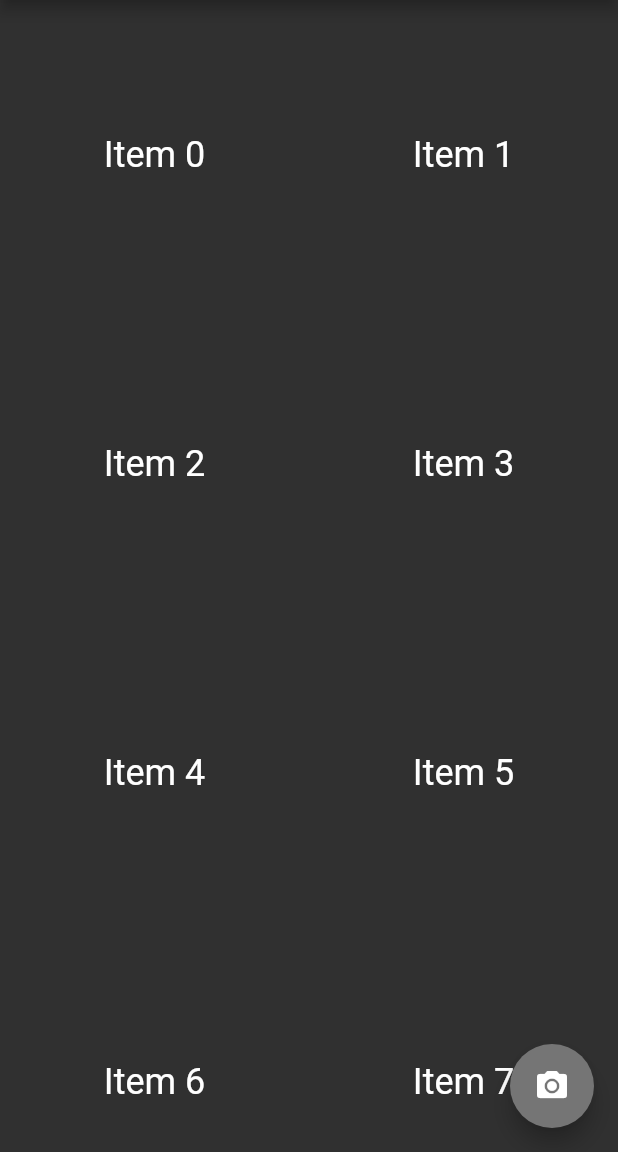
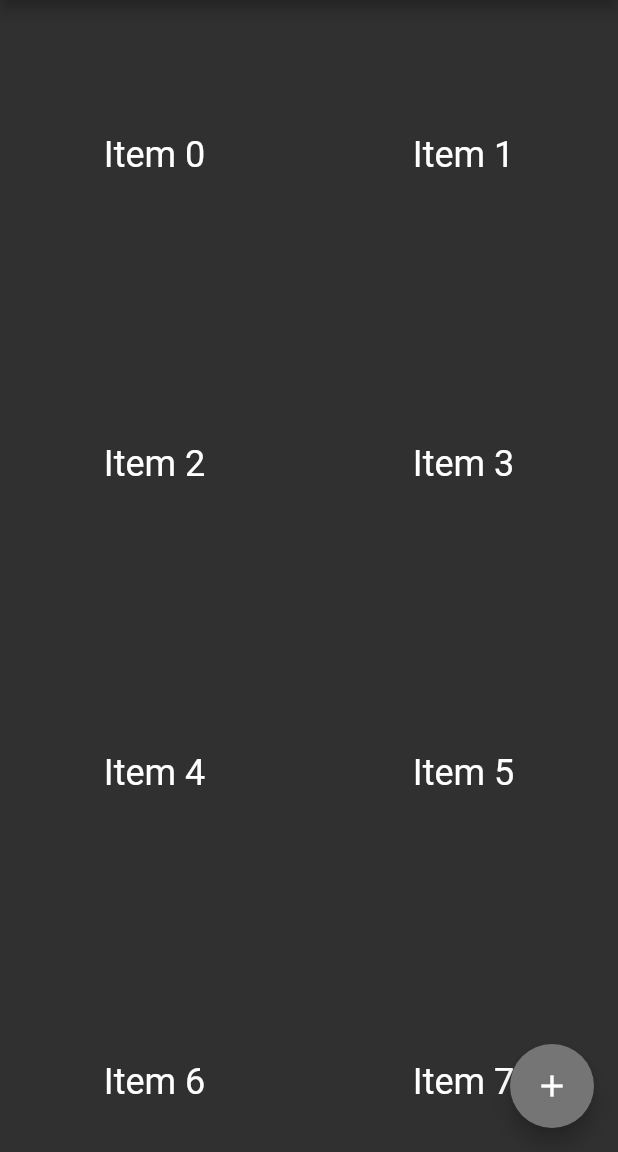
Before and after one commit to gonzaloberteri/video-reactions, a Flutter app: the screen it shows after launch, on a phone screen of 412 x 824 dp, the part 84-1236 px from its top. Run offline on Flutter 3.47's test engine with Material 2 defaults, Android fonts, the phone set to English and light mode, and no system bars; our stand-ins replace camera.

Commit message:
replace fab icon.

```diff
--- a/lib/main.dart
+++ b/lib/main.dart
@@ -110,7 +110,7 @@ class TakePictureScreenState extends State<TakePictureScreen> {
         },
       ),
       floatingActionButton: FloatingActionButton(
-        child: Icon(Icons.camera_alt),
+        child: Icon(Icons.add),
         // Provide an onPressed callback.
         onPressed: () async {
           if (_cameraVisible) {
```
